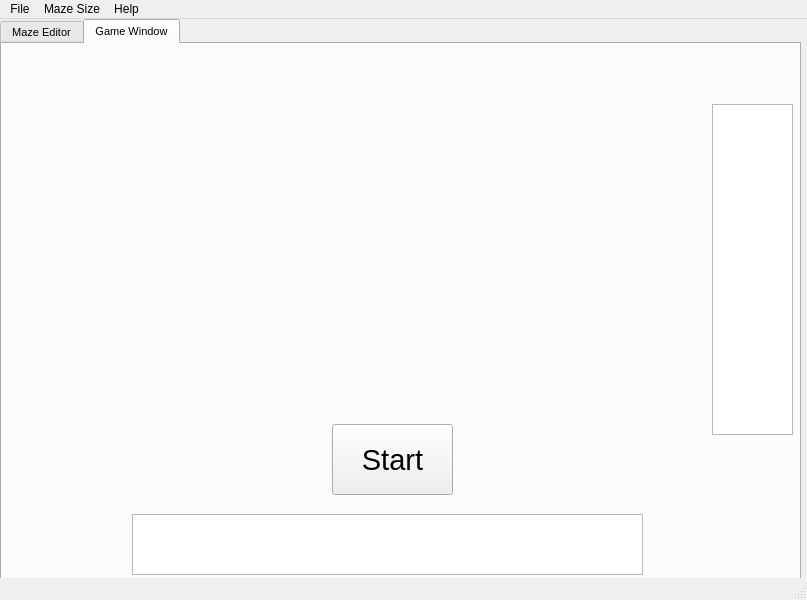
Before: the Qt Designer form viewer.ui in C2-YK/a9-an-educational-app-FredZ-U, drawn with Qt 5.
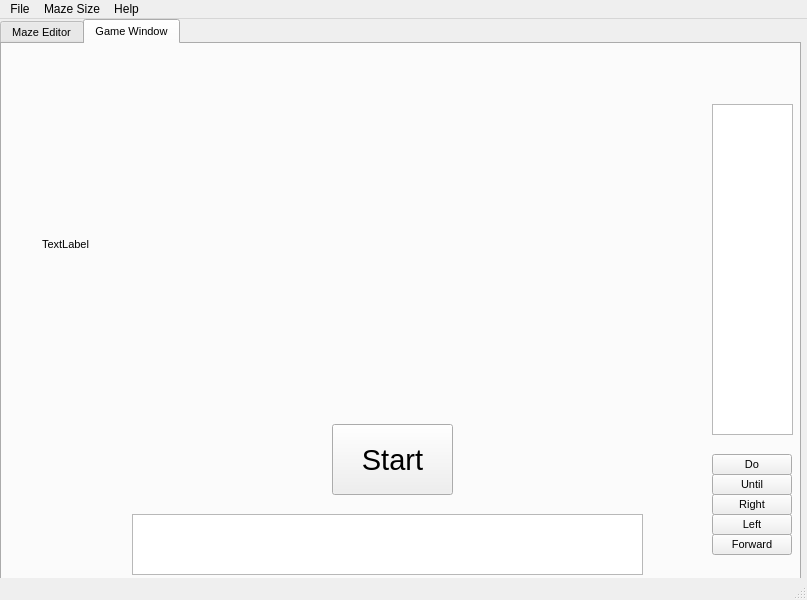
After: the same form once the commit is applied. The open tabs and pages were chosen to show the change. Icons and pictures are not drawn.

The edit to the form file:
```diff
--- a/viewer.ui
+++ b/viewer.ui
@@ -182,6 +182,84 @@
        <string>Start</string>
       </property>
      </widget>
+     <widget class="QLabel" name="gameScene">
+      <property name="geometry">
+       <rect>
+        <x>40</x>
+        <y>50</y>
+        <width>621</width>
+        <height>301</height>
+       </rect>
+      </property>
+      <property name="text">
+       <string>TextLabel</string>
+      </property>
+     </widget>
+     <widget class="QPushButton" name="DoButton">
+      <property name="geometry">
+       <rect>
+        <x>710</x>
+        <y>410</y>
+        <width>80</width>
+        <height>21</height>
+       </rect>
+      </property>
+      <property name="text">
+       <string>Do</string>
+      </property>
+     </widget>
+     <widget class="QPushButton" name="UntilButton">
+      <property name="geometry">
+       <rect>
+        <x>710</x>
+        <y>430</y>
+        <width>80</width>
+        <height>21</height>
+       </rect>
+      </property>
+      <property name="text">
+       <string>Until</string>
+      </property>
+     </widget>
+     <widget class="QPushButton" name="RightButton">
+      <property name="geometry">
+       <rect>
+        <x>710</x>
+        <y>450</y>
+        <width>80</width>
+        <height>21</height>
+       </rect>
+      </property>
+      <property name="text">
+       <string>Right</string>
+      </property>
+     </widget>
+     <widget class="QPushButton" name="LeftButton">
+      <property name="geometry">
+       <rect>
+        <x>710</x>
+        <y>470</y>
+        <width>80</width>
+        <height>21</height>
+       </rect>
+      </property>
+      <property name="text">
+       <string>Left</string>
+      </property>
+     </widget>
+     <widget class="QPushButton" name="ForwardButton">
+      <property name="geometry">
+       <rect>
+        <x>710</x>
+        <y>490</y>
+        <width>80</width>
+        <height>21</height>
+       </rect>
+      </property>
+      <property name="text">
+       <string>Forward</string>
+      </property>
+     </widget>
     </widget>
    </widget>
   </widget>
```
Left out of the diff: 6 changed lines with no effect on the pictures.
